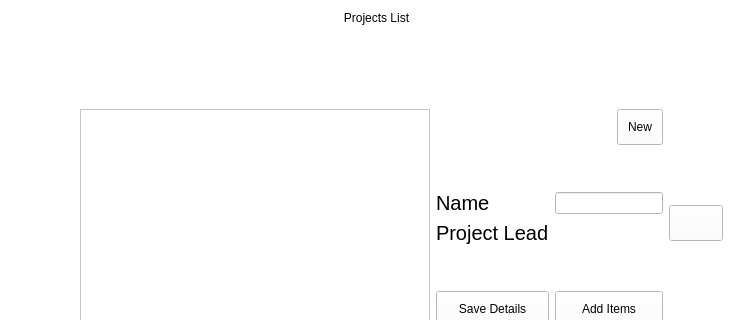
arc-bphc/sims-gui, file projectsBrowser.ui: the form before one commit; both pictures show x 174 to 917 and y 0 to 320 of the 1151 by 829 pixel window.
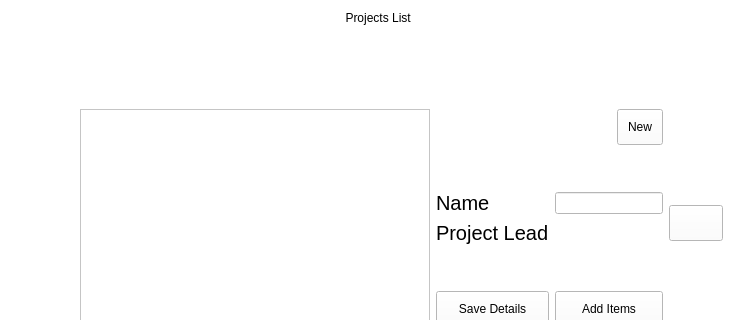
The form after the commit. Icons and pictures are not drawn.

```diff
--- a/projectsBrowser.ui
+++ b/projectsBrowser.ui
@@ -316,7 +316,7 @@
       <string notr="true">font: 24pt &quot;Noto Sans&quot;;</string>
      </property>
      <property name="text">
-      <string>   Projects List</string>
+      <string>    Projects List</string>
      </property>
      <property name="alignment">
       <set>Qt::AlignCenter</set>
```
